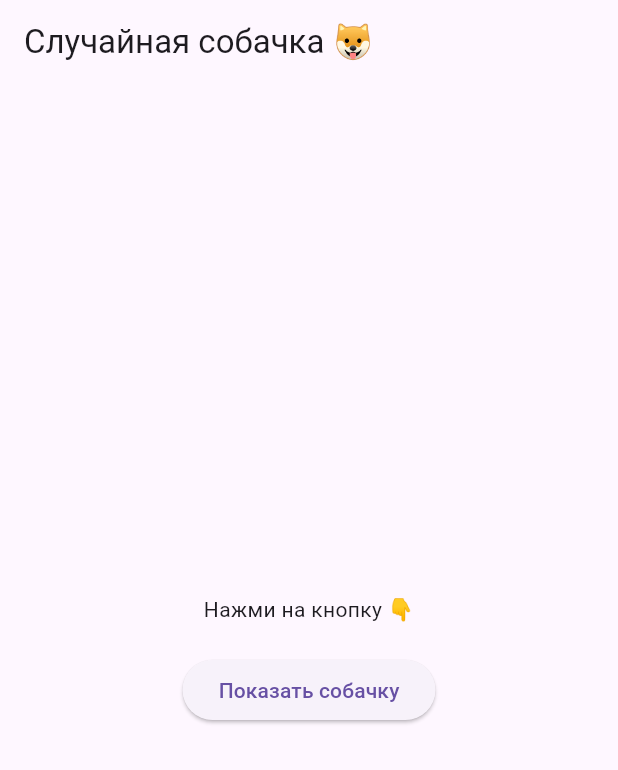
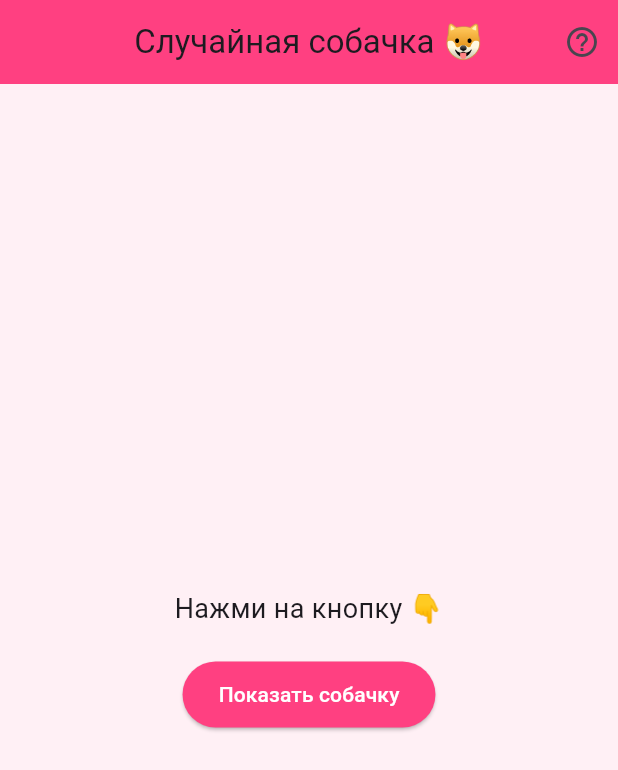
Before and after one commit to ademiww/random_pics, a Flutter app: the screen it shows after launch, after a tap on "Показать собачку", on a phone screen of 412 x 824 dp. Shown: the top 770 px of the screen. Run offline on Flutter 3.47's test engine with Material 3 defaults, Android fonts, the phone set to English and light mode, and no system bars; our stand-ins replace flutter_bloc; network calls fail.

Commit message:
guess animal

```diff
--- a/lib/main.dart
+++ b/lib/main.dart
@@ -1,10 +1,29 @@
 import 'package:flutter/material.dart';
 import 'package:flutter_bloc/flutter_bloc.dart';
 import 'dog_cubit.dart';
+import 'package:http/http.dart' as http;
+import 'dart:convert';
+
+
+class DogCubit extends Cubit<String?> {
+  DogCubit() : super(null);
+
+  Future<void> fetchRandomDog() async {
+    final response = await http.get(Uri.parse('https://dog.ceo/api/breeds/image/random'));
+    if (response.statusCode == 200) {
+      final data = json.decode(response.body);
+      emit(data['message']);
+    } else {
+      emit(null);
+    }
+  }
+}
+
 
 void main() {
   runApp(MyApp());
 }
+
 
 class MyApp extends StatelessWidget {
   @override
@@ -18,36 +37,105 @@ class MyApp extends StatelessWidget {
   }
 }
 
+// ЭКРАН
 class DogScreen extends StatelessWidget {
   @override
   Widget build(BuildContext context) {
     final dogCubit = context.read<DogCubit>();
 
+    return BlocBuilder<DogCubit, String?>(
+      builder: (context, currentImageUrl) {
         return Scaffold(
-      appBar: AppBar(title: Text('Случайная собачка 🐶')),
+          backgroundColor: Color(0xFFFFF0F5), // светло-розовый фон
+          appBar: AppBar(
+            title: Text('Случайная собачка 🐶'),
+            centerTitle: true,
+            backgroundColor: Colors.pinkAccent,
+            actions: [
+              IconButton(
+                icon: Icon(Icons.help_outline),
+                tooltip: 'Угадай породу',
+                onPressed: () {
+                  if (currentImageUrl == null) {
+                    ScaffoldMessenger.of(context).showSnackBar(
+                      SnackBar(content: Text('Сначала покажи собаку! 🐶')),
+                    );
+                    return;
+                  }
+
+                  final controller = TextEditingController();
+
+                  showDialog(
+                    context: context,
+                    builder: (context) {
+                      return AlertDialog(
+                        title: Text('Как ты думаешь, что это за порода?'),
+                        content: TextField(
+                          controller: controller,
+                          decoration: InputDecoration(
+                            hintText: 'Напиши породу',
+                          ),
+                        ),
+                        actions: [
+                          TextButton(
+                            onPressed: () {
+                              final guess = controller.text.trim().toLowerCase();
+                              final isCorrect = currentImageUrl.toLowerCase().contains(guess);
+
+                              Navigator.pop(context); // Закрыть окно ввода
+
+                              showDialog(
+                                context: context,
+                                builder: (_) => AlertDialog(
+                                  title: Text(isCorrect ? 'Угадал 🎉' : 'Ошибся 😅'),
+                                  content: Text(isCorrect
+                                      ? 'Красава, это действительно "$guess"!'
+                                      : 'Нет, это не "$guess"... Попробуй ещё!'),
+                                  actions: [
+                                    TextButton(
+                                      onPressed: () => Navigator.pop(context),
+                                      child: Text('Ок'),
+                                    ),
+                                  ],
+                                ),
+                              );
+                            },
+                            child: Text('Проверить'),
+                          ),
+                        ],
+                      );
+                    },
+                  );
+                },
+              ),
+            ],
+          ),
           body: Center(
             child: Column(
               mainAxisAlignment: MainAxisAlignment.center,
               children: [
-            BlocBuilder<DogCubit, String?>(
-              builder: (context, state) {
-                if (state == null) {
-                  return Text('Нажми на кнопку 👇');
-                } else {
-                  return Image.network(state, height: 250);
-                }
-              },
-            ),
+                if (currentImageUrl == null)
+                  Text('Нажми на кнопку 👇', style: TextStyle(fontSize: 18))
+                else
+                  Image.network(currentImageUrl, height: 250),
                 SizedBox(height: 20),
                 ElevatedButton(
                   onPressed: () {
                     dogCubit.fetchRandomDog();
                   },
                   child: Text('Показать собачку'),
+                  style: ElevatedButton.styleFrom(
+                    backgroundColor: Colors.pinkAccent,
+                    foregroundColor: Colors.white,
+                    shape: StadiumBorder(),
+                    padding: EdgeInsets.symmetric(horizontal: 24, vertical: 12),
+                  ),
                 ),
               ],
             ),
           ),
         );
+      },
+    );
   }
 }
```
Lines whose indentation alone changed are shown as unchanged.
